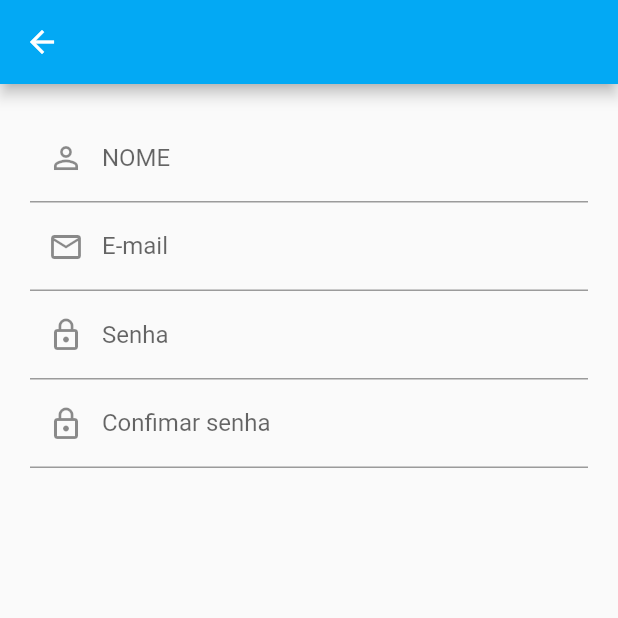
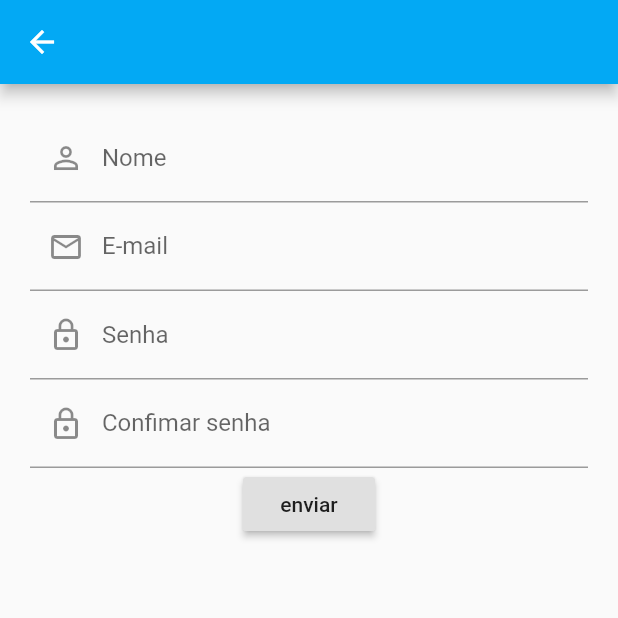
Before and after one commit to Leonardo-Barcelos/lanchonete, a Flutter app: the SignupScreen screen opened by its route, on a phone screen of 412 x 824 dp, the top half of it. Run offline on Flutter 3.47's test engine with Material 2 defaults, Android fonts, the phone set to English and light mode, and no system bars.

```diff
--- a/app_lanchonete/lib/screens/signup_screen.dart
+++ b/app_lanchonete/lib/screens/signup_screen.dart
@@ -1,4 +1,5 @@
 import 'package:app_lanchonete/util/app_constants.dart';
+import 'package:app_lanchonete/util/app_validators.dart';
 import 'package:flutter/material.dart';
 
 class SignupScreen extends StatefulWidget {
@@ -18,8 +19,19 @@ class _SignupScreenState extends State<SignupScreen> {
     'cellphone': '',
     'cep': '',
   };
+
+  void _submit() {
+    _formRegister.currentState.validate();
+  }
+
   @override
   Widget build(BuildContext context) {
+    Container _signupButon = new Container(
+      child: RaisedButton(
+        onPressed: () => _submit(),
+        child: Text('enviar'),
+      ),
+    );
     return Scaffold(
       appBar: AppBar(
         backgroundColor: Colors.lightBlue,
@@ -34,6 +46,8 @@ class _SignupScreenState extends State<SignupScreen> {
               child: Column(
                 children: [
                   TextFormField(
+                    validator: (value) =>
+                        AppValidators.validadeMinimumLength(4, value),
                     keyboardType: TextInputType.name,
                     decoration: InputDecoration(
                       prefixIcon: Icon(Icons.person_outline),
@@ -50,6 +64,8 @@ class _SignupScreenState extends State<SignupScreen> {
                     onSaved: (value) => _formData['email'] = value,
                   ),
                   TextFormField(
+                    validator: (value) => AppValidators.compareStrings(
+                        value, _formData['confirmPass'].toString()),
                     keyboardType: TextInputType.visiblePassword,
                     obscureText: !_visiblePassword,
                     decoration: InputDecoration(
@@ -79,8 +95,11 @@ class _SignupScreenState extends State<SignupScreen> {
                           _blankField = true;
                         });
                       }
-                      }),
+                    },
+                  ),
                   TextFormField(
+                    validator: (value) => AppValidators.compareStrings(
+                        value, _formData['password'].toString()),
                     keyboardType: TextInputType.visiblePassword,
                     obscureText: !_visiblePassword,
                     decoration: InputDecoration(
@@ -89,6 +108,7 @@ class _SignupScreenState extends State<SignupScreen> {
                     ),
                     onSaved: (value) => _formData['confirmPass'] = value,
                   ),
+                  _signupButon,
                 ],
               ),
             ),
--- a/app_lanchonete/lib/util/app_constants.dart
+++ b/app_lanchonete/lib/util/app_constants.dart
@@ -1,7 +1,7 @@
 class AppConstants {
   //STRINGS
   static const APP_NAME = "Lanchonete";
-  static const APP_PERSON_NAME = "NOME";
+  static const APP_PERSON_NAME = "Nome";
   static const APP_ENTER = "Entrar";
   static const APP_REGISTER = "Registrar-se";
   static const APP_BACK = "Voltar";
```
Also changed, not shown: app_lanchonete/lib/util/app_validators.dart (added, +27 -0 lines). Lines whose indentation alone changed are shown as unchanged.
